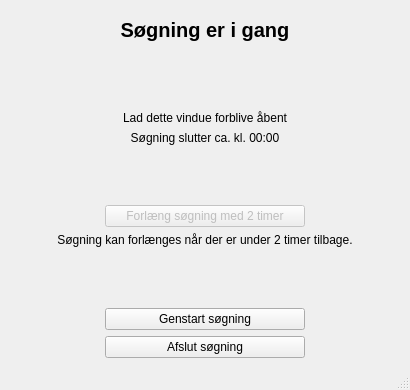
Qt form MainWindow.ui (Cyanisk/KombardoPinger) before a commit.
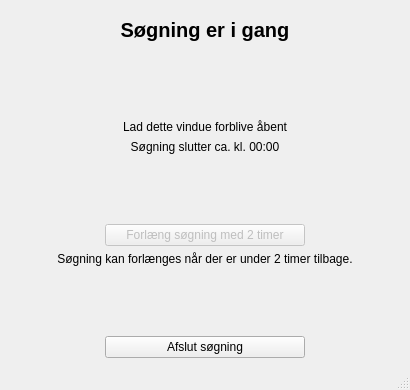
The same form after that commit. The open tabs and pages were chosen to show the change.

Commit message: Also send mail when program ends (gracefully)

What changed in the file:
```diff
--- a/MainWindow.ui
+++ b/MainWindow.ui
@@ -1096,23 +1096,6 @@
             </property>
            </spacer>
           </item>
-          <item>
-           <layout class="QHBoxLayout" name="horizontalLayout_12">
-            <item>
-             <widget class="QPushButton" name="pushButton_restart">
-              <property name="maximumSize">
-               <size>
-                <width>200</width>
-                <height>16777215</height>
-               </size>
-              </property>
-              <property name="text">
-               <string>Genstart søgning</string>
-              </property>
-             </widget>
-            </item>
-           </layout>
-          </item>
          </layout>
         </item>
         <item>
```
Left out of the diff: 4 changed lines with no effect on the pictures. The commit also changes 2 other files.
